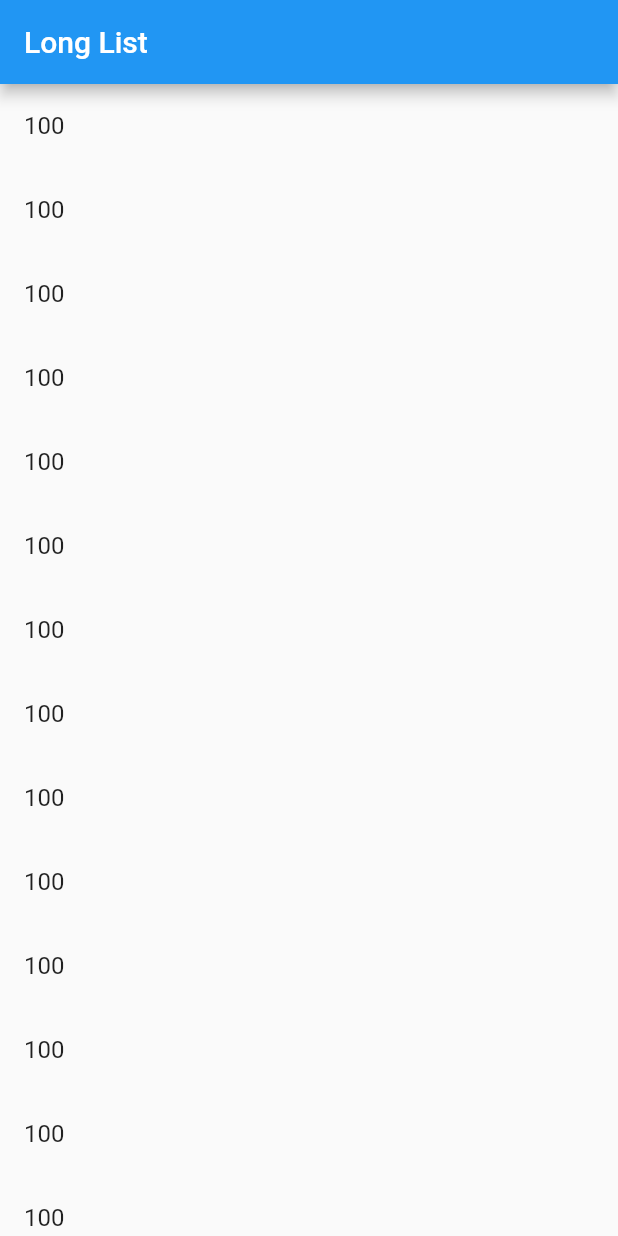
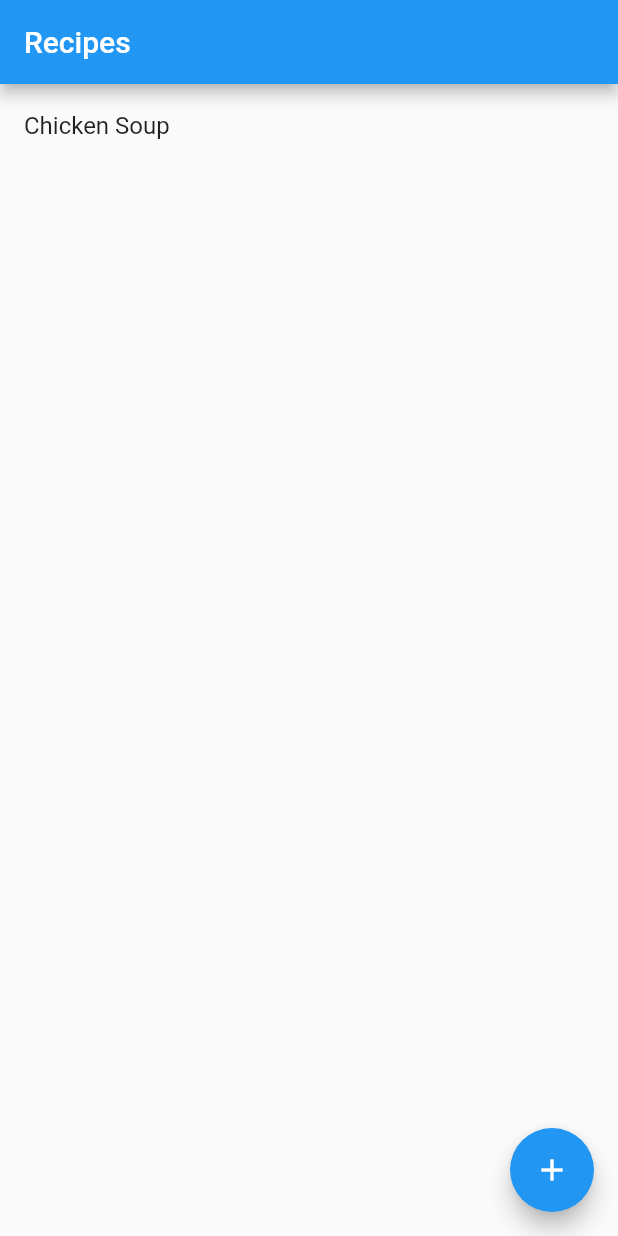
Before and after one commit to BulkiestPizza/recipe_app, a Flutter app: the screen it shows after launch, on a phone screen of 412 x 824 dp. Run offline on Flutter 3.47's test engine with Material 2 defaults, Android fonts, the phone set to English and light mode, and no system bars.

Commit message:
Update main.dart
12PM 29/09/20

```diff
--- a/lib/main.dart
+++ b/lib/main.dart
@@ -7,23 +7,72 @@ void main() {
 class MyApp extends StatelessWidget {
   @override
   Widget build(BuildContext context) {
-    final title = 'Long List';
+    return Recipes();
+  }
+}
 
+class Recipes extends StatelessWidget {
+  @override
+  Widget build(BuildContext context) {
+    final title = 'Recipes';
     return MaterialApp(
       title: title,
       home: Scaffold(
         appBar: AppBar(
           title: Text(title)
         ),
-      body: ListView.builder(
-        itemCount: 1000,
-        itemBuilder: (context, index) {
-          return ListTile(
-            title: Text('100')
-          );
-        }
+      body: ListView(
+        children: [
+          ListTile(
+            title: Text('Chicken Soup'),
+            onTap: () {
+
+            }
+          )
+        ],
+      ),
+      floatingActionButton: FloatingActionButton(
+        onPressed: () {
+         Navigator.push(
+           context,
+           MaterialPageRoute(builder: (context) => New()),
+         );
+        },
+        child: Icon(Icons.add),
       ),
       ),
     );
   }
 }
+
+class Ingredients extends StatelessWidget {
+  @override
+  Widget build(BuildContext context) {
+    return Scaffold(
+      appBar: AppBar(
+        title: Text('Ingredients')
+      ),
+      body: ListView(
+      ),
+    );
+  }
+}
+
+class New extends StatelessWidget {
+  @override
+  Widget build(BuildContext context) {
+    return Scaffold(
+      appBar: AppBar(
+        leading: (
+        RaisedButton (
+          onPressed: () {
+            Navigator.pop(context);
+            Icon(Icons.arrow_back);
+          },
+        )
+        ),
+        title: Text('New Recipe'),
+      ),
+    );
+  }
+}
```
